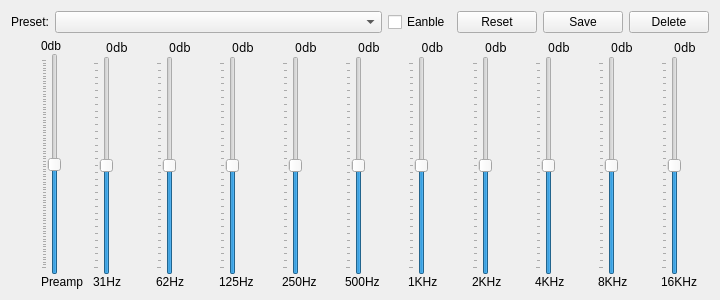
Old version of the form src/xamp/widget/equalizerdialog.ui in the repository billlin0904/xamp2.
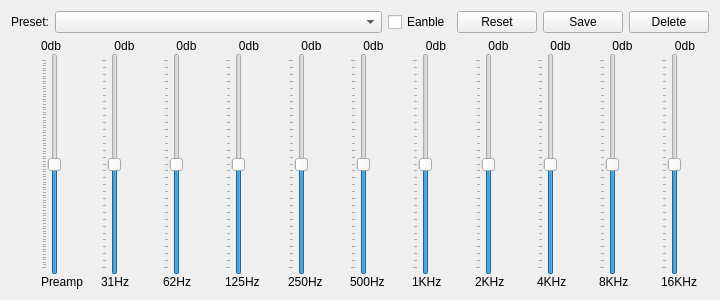
New version of the form. Custom widgets are drawn as their Qt base class.

Patch:
```diff
--- a/src/xamp/widget/equalizerdialog.ui
+++ b/src/xamp/widget/equalizerdialog.ui
@@ -128,6 +128,18 @@
        </item>
        <item>
         <widget class="QLabel" name="preampLabel">
+         <property name="minimumSize">
+          <size>
+           <width>50</width>
+           <height>0</height>
+          </size>
+         </property>
+         <property name="maximumSize">
+          <size>
+           <width>50</width>
+           <height>16777215</height>
+          </size>
+         </property>
          <property name="text">
           <string>Preamp</string>
          </property>
@@ -163,11 +175,6 @@
          </property>
          <item>
           <widget class="QLabel" name="band1DbLabel">
-           <property name="font">
-            <font>
-             <family>Work Sans</family>
-            </font>
-           </property>
            <property name="text">
             <string>0db</string>
            </property>
@@ -194,6 +201,18 @@
          </item>
          <item>
           <widget class="QLabel" name="band1FeqLabel">
+           <property name="minimumSize">
+            <size>
+             <width>50</width>
+             <height>0</height>
+            </size>
+           </property>
+           <property name="maximumSize">
+            <size>
+             <width>50</width>
+             <height>16777215</height>
+            </size>
+           </property>
            <property name="text">
             <string>31Hz</string>
            </property>
@@ -208,11 +227,6 @@
          </property>
          <item>
           <widget class="QLabel" name="band2DbLabel">
-           <property name="font">
-            <font>
-             <family>Work Sans</family>
-            </font>
-           </property>
            <property name="text">
             <string>0db</string>
            </property>
@@ -239,6 +253,18 @@
          </item>
          <item>
           <widget class="QLabel" name="band2FeqLabel">
+           <property name="minimumSize">
+            <size>
+             <width>50</width>
+             <height>0</height>
+            </size>
+           </property>
+           <property name="maximumSize">
+            <size>
+             <width>50</width>
+             <height>16777215</height>
+            </size>
+           </property>
            <property name="text">
             <string>62Hz</string>
            </property>
@@ -253,11 +279,6 @@
          </property>
          <item>
           <widget class="QLabel" name="band3DbLabel">
-           <property name="font">
-            <font>
-             <family>Work Sans</family>
-            </font>
-           </property>
            <property name="text">
             <string>0db</string>
            </property>
@@ -284,6 +305,18 @@
          </item>
          <item>
           <widget class="QLabel" name="band3FeqLabel">
+           <property name="minimumSize">
+            <size>
+             <width>50</width>
+             <height>0</height>
+            </size>
+           </property>
+           <property name="maximumSize">
+            <size>
+             <width>50</width>
+             <height>16777215</height>
+            </size>
+           </property>
            <property name="text">
             <string>125Hz</string>
            </property>
@@ -298,11 +331,6 @@
          </property>
          <item>
           <widget class="QLabel" name="band4DbLabel">
-           <property name="font">
-            <font>
-             <family>Work Sans</family>
-            </font>
-           </property>
            <property name="text">
             <string>0db</string>
            </property>
@@ -329,6 +357,18 @@
          </item>
          <item>
           <widget class="QLabel" name="band4FeqLabel">
+           <property name="minimumSize">
+            <size>
+             <width>50</width>
+             <height>0</height>
+            </size>
+           </property>
+           <property name="maximumSize">
+            <size>
+             <width>50</width>
+             <height>16777215</height>
+            </size>
+           </property>
            <property name="text">
             <string>250Hz</string>
            </property>
@@ -343,11 +383,6 @@
          </property>
          <item>
           <widget class="QLabel" name="band5DbLabel">
-           <property name="font">
-            <font>
-             <family>Work Sans</family>
-            </font>
-           </property>
            <property name="text">
             <string>0db</string>
            </property>
@@ -374,6 +409,18 @@
          </item>
          <item>
           <widget class="QLabel" name="band5FeqLabel">
+           <property name="minimumSize">
+            <size>
+             <width>50</width>
+             <height>0</height>
+            </size>
+           </property>
+           <property name="maximumSize">
+            <size>
+             <width>50</width>
+             <height>16777215</height>
+            </size>
+           </property>
            <property name="text">
             <string>500Hz</string>
            </property>
@@ -388,11 +435,6 @@
          </property>
          <item>
           <widget class="QLabel" name="band6DbLabel">
-           <property name="font">
-            <font>
-             <family>Work Sans</family>
-            </font>
-           </property>
            <property name="text">
             <string>0db</string>
            </property>
@@ -419,6 +461,18 @@
          </item>
          <item>
           <widget class="QLabel" name="band6FeqLabel">
+           <property name="minimumSize">
+            <size>
+             <width>50</width>
+             <height>0</height>
+            </size>
+           </property>
+           <property name="maximumSize">
+            <size>
+             <width>50</width>
+             <height>16777215</height>
+            </size>
+           </property>
            <property name="text">
             <string>1KHz</string>
            </property>
@@ -433,11 +487,6 @@
          </property>
          <item>
           <widget class="QLabel" name="band7DbLabel">
-           <property name="font">
-            <font>
-             <family>Work Sans</family>
-            </font>
-           </property>
            <property name="text">
             <string>0db</string>
            </property>
@@ -464,6 +513,18 @@
          </item>
          <item>
           <widget class="QLabel" name="band7FeqLabel">
+           <property name="minimumSize">
+            <size>
+             <width>50</width>
+             <height>0</height>
+            </size>
+           </property>
+           <property name="maximumSize">
+            <size>
+             <width>50</width>
+             <height>16777215</height>
+            </size>
+           </property>
            <property name="text">
             <string>2KHz</string>
            </property>
@@ -478,11 +539,6 @@
          </property>
          <item>
           <widget class="QLabel" name="band8DbLabel">
-           <property name="font">
-            <font>
-             <family>Work Sans</family>
-            </font>
-           </property>
            <property name="text">
             <string>0db</string>
            </property>
@@ -509,6 +565,18 @@
          </item>
          <item>
           <widget class="QLabel" name="band8FeqLabel">
+           <property name="minimumSize">
+            <size>
+             <width>50</width>
+             <height>0</height>
+            </size>
+           </property>
+           <property name="maximumSize">
+            <size>
+             <width>50</width>
+             <height>16777215</height>
+            </size>
+           </property>
            <property name="text">
             <string>4KHz</string>
            </property>
@@ -523,11 +591,6 @@
          </property>
          <item>
           <widget class="QLabel" name="band9DbLabel">
-           <property name="font">
-            <font>
-             <family>Work Sans</family>
-            </font>
-           </property>
            <property name="text">
             <string>0db</string>
            </property>
@@ -554,6 +617,18 @@
          </item>
          <item>
           <widget class="QLabel" name="band9FeqLabel">
+           <property name="minimumSize">
+            <size>
+             <width>50</width>
+             <height>0</height>
+            </size>
+           </property>
+           <property name="maximumSize">
+            <size>
+             <width>50</width>
+             <height>16777215</height>
+            </size>
+           </property>
            <property name="text">
             <string>8KHz</string>
            </property>
@@ -568,11 +643,6 @@
          </property>
          <item>
           <widget class="QLabel" name="band10DbLabel">
-           <property name="font">
-            <font>
-             <family>Work Sans</family>
-            </font>
-           </property>
            <property name="text">
             <string>0db</string>
            </property>
@@ -599,6 +669,18 @@
          </item>
          <item>
           <widget class="QLabel" name="band10FeqLabel">
+           <property name="minimumSize">
+            <size>
+             <width>50</width>
+             <height>0</height>
+            </size>
+           </property>
+           <property name="maximumSize">
+            <size>
+             <width>50</width>
+             <height>16777215</height>
+            </size>
+           </property>
            <property name="text">
             <string>16KHz</string>
            </property>
```
Left out of the diff: 2 changed lines with no effect on the pictures.
